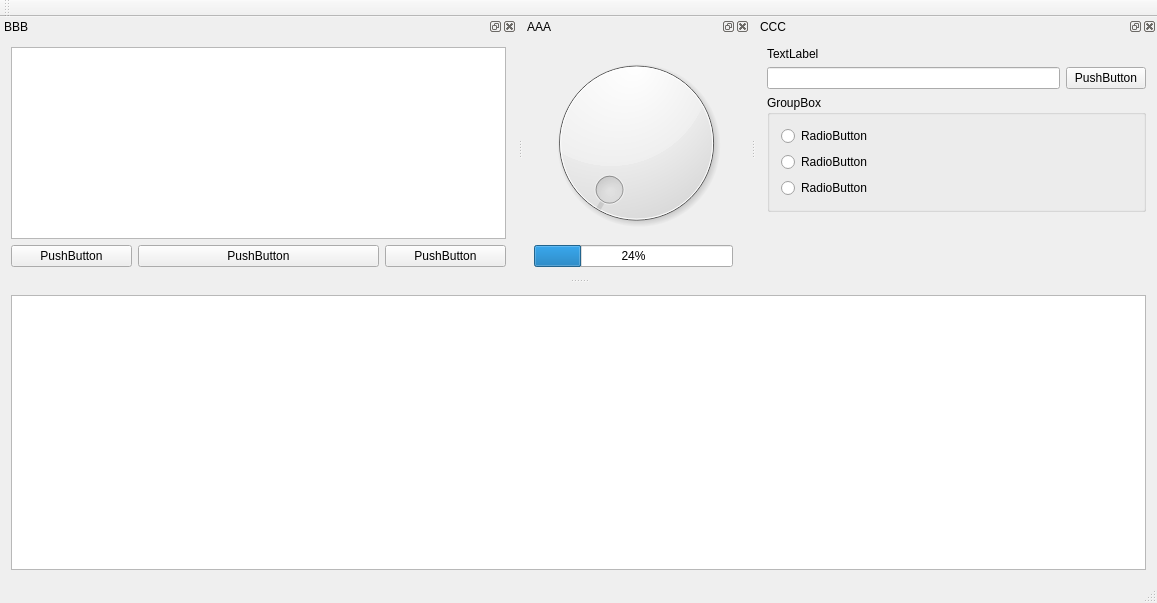
Before: the Qt Designer form src/GUI/mainwindow.ui in maciek-slon/DisCODe, drawn with Qt 5.
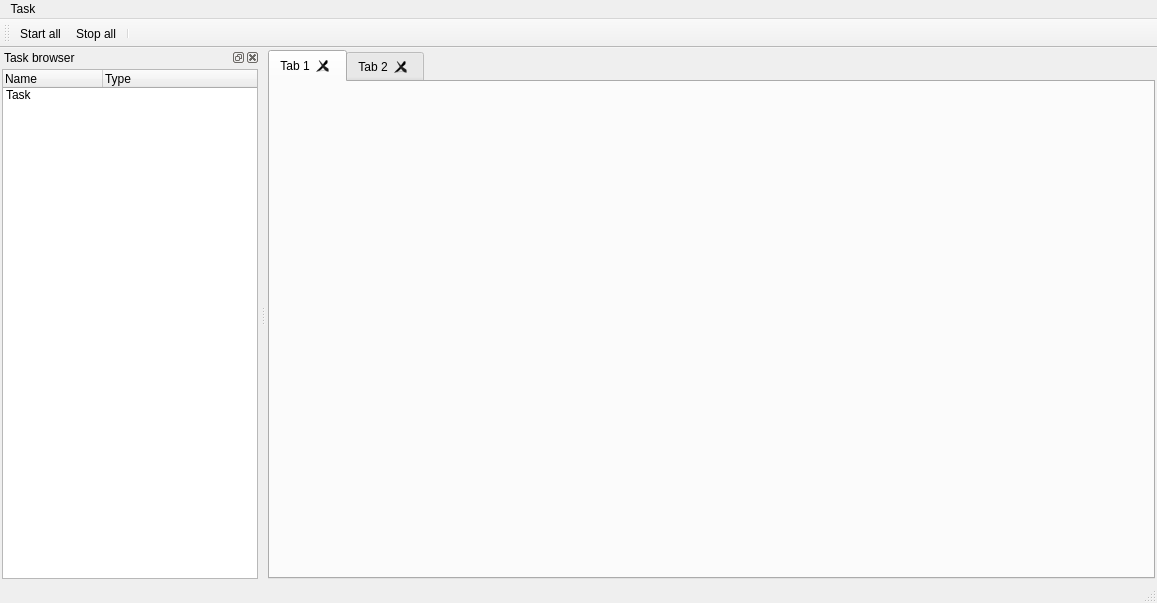
After: the same form once the commit is applied. Icons and pictures are not drawn.

Commit message: New GUI look'n'feel ;P

The edit to the form file:
```diff
--- a/src/GUI/mainwindow.ui
+++ b/src/GUI/mainwindow.ui
@@ -15,8 +15,37 @@
   </property>
   <widget class="QWidget" name="centralWidget">
    <layout class="QGridLayout" name="gridLayout">
+    <property name="margin">
+     <number>2</number>
+    </property>
+    <property name="spacing">
+     <number>2</number>
+    </property>
     <item row="0" column="0">
-     <widget class="QPlainTextEdit" name="plainTextEdit"/>
+     <widget class="QTabWidget" name="tabWidget">
+      <property name="tabPosition">
+       <enum>QTabWidget::North</enum>
+      </property>
+      <property name="documentMode">
+       <bool>false</bool>
+      </property>
+      <property name="tabsClosable">
+       <bool>true</bool>
+      </property>
+      <property name="movable">
+       <bool>true</bool>
+      </property>
+      <widget class="QWidget" name="tab">
+       <attribute name="title">
+        <string>Tab 1</string>
+       </attribute>
+      </widget>
+      <widget class="QWidget" name="tab_2">
+       <attribute name="title">
+        <string>Tab 2</string>
+       </attribute>
+      </widget>
+     </widget>
     </item>
    </layout>
   </widget>
@@ -29,161 +58,158 @@
      <height>27</height>
     </rect>
    </property>
+   <widget class="QMenu" name="menuTask">
+    <property name="title">
+     <string>Task</string>
+    </property>
+    <addaction name="actionLoad"/>
+    <addaction name="actionUnload"/>
+   </widget>
+   <addaction name="menuTask"/>
   </widget>
   <widget class="QToolBar" name="mainToolBar">
+   <property name="iconSize">
+    <size>
+     <width>24</width>
+     <height>24</height>
+    </size>
+   </property>
    <attribute name="toolBarArea">
     <enum>TopToolBarArea</enum>
    </attribute>
    <attribute name="toolBarBreak">
     <bool>false</bool>
    </attribute>
+   <addaction name="actionStart_all"/>
+   <addaction name="actionStop_all"/>
+   <addaction name="separator"/>
   </widget>
   <widget class="QStatusBar" name="statusBar"/>
-  <widget class="QDockWidget" name="dockWidget_2">
-   <property name="autoFillBackground">
-    <bool>false</bool>
-   </property>
-   <property name="allowedAreas">
-    <set>Qt::TopDockWidgetArea</set>
-   </property>
+  <widget class="QDockWidget" name="dockWidget">
    <property name="windowTitle">
-    <string>BBB</string>
+    <string>Task browser</string>
    </property>
    <attribute name="dockWidgetArea">
-    <number>4</number>
+    <number>1</number>
    </attribute>
-   <widget class="QWidget" name="dockWidgetContents_2">
-    <layout class="QGridLayout" name="gridLayout_2">
-     <item row="1" column="0">
-      <widget class="QPushButton" name="pushButton_2">
-       <property name="text">
-        <string>PushButton</string>
+   <widget class="QWidget" name="dockWidgetContents">
+    <layout class="QVBoxLayout" name="verticalLayout_2">
+     <property name="spacing">
+      <number>2</number>
+     </property>
+     <property name="margin">
+      <number>2</number>
+     </property>
+     <item>
+      <widget class="QTreeWidget" name="treeWidget">
+       <property name="alternatingRowColors">
+        <bool>false</bool>
        </property>
-      </widget>
-     </item>
-     <item row="0" column="0" colspan="4">
-      <widget class="QListWidget" name="listWidget"/>
-     </item>
-     <item row="1" column="1" colspan="2">
-      <widget class="QPushButton" name="pushButton_3">
-       <property name="text">
-        <string>PushButton</string>
+       <property name="rootIsDecorated">
+        <bool>false</bool>
        </property>
-      </widget>
-     </item>
-     <item row="1" column="3">
-      <widget class="QPushButton" name="pushButton_4">
-       <property name="text">
-        <string>PushButton</string>
+       <property name="itemsExpandable">
+        <bool>true</bool>
        </property>
-      </widget>
-     </item>
-    </layout>
-   </widget>
-  </widget>
-  <widget class="QDockWidget" name="dockWidget_3">
-   <property name="features">
-    <set>QDockWidget::AllDockWidgetFeatures</set>
-   </property>
-   <property name="allowedAreas">
-    <set>Qt::TopDockWidgetArea</set>
-   </property>
-   <property name="windowTitle">
-    <string>AAA</string>
-   </property>
-   <attribute name="dockWidgetArea">
-    <number>4</number>
-   </attribute>
-   <widget class="QWidget" name="dockWidgetContents_3">
-    <layout class="QGridLayout" name="gridLayout_4">
-     <item row="0" column="0" colspan="2">
-      <widget class="QDial" name="dial"/>
-     </item>
-     <item row="1" column="0">
-      <widget class="QProgressBar" name="progressBar">
-       <property name="value">
-        <number>24</number>
-       </property>
-      </widget>
-     </item>
-    </layout>
-   </widget>
-  </widget>
-  <widget class="QDockWidget" name="dockWidget_4">
-   <property name="allowedAreas">
-    <set>Qt::TopDockWidgetArea</set>
-   </property>
-   <property name="windowTitle">
-    <string>CCC</string>
-   </property>
-   <attribute name="dockWidgetArea">
-    <number>4</number>
-   </attribute>
-   <widget class="QWidget" name="dockWidgetContents_4">
-    <layout class="QGridLayout" name="gridLayout_3">
-     <item row="0" column="0" colspan="2">
-      <widget class="QLabel" name="label">
-       <property name="text">
-        <string>TextLabel</string>
-       </property>
-      </widget>
-     </item>
-     <item row="3" column="0" colspan="2">
-      <spacer name="verticalSpacer">
-       <property name="orientation">
-        <enum>Qt::Vertical</enum>
-       </property>
-       <property name="sizeHint" stdset="0">
-        <size>
-         <width>20</width>
-         <height>40</height>
-        </size>
-       </property>
-      </spacer>
-     </item>
-     <item row="1" column="1">
-      <widget class="QPushButton" name="pushButton">
-       <property name="text">
-        <string>PushButton</string>
-       </property>
-      </widget>
-     </item>
-     <item row="1" column="0">
-      <widget class="QLineEdit" name="lineEdit"/>
-     </item>
-     <item row="2" column="0" colspan="2">
-      <widget class="QGroupBox" name="groupBox">
-       <property name="title">
-        <string>GroupBox</string>
-       </property>
-       <layout class="QVBoxLayout" name="verticalLayout">
+       <column>
+        <property name="text">
+         <string>Name</string>
+        </property>
+       </column>
+       <column>
+        <property name="text">
+         <string>Type</string>
+        </property>
+       </column>
+       <item>
+        <property name="text">
+         <string>Task</string>
+        </property>
+        <property name="text">
+         <string/>
+        </property>
         <item>
-         <widget class="QRadioButton" name="radioButton">
+         <property name="text">
+          <string>Subtask</string>
+         </property>
+         <property name="text">
+          <string/>
+         </property>
+         <item>
           <property name="text">
-           <string>RadioButton</string>
+           <string>Exec1</string>
           </property>
-         </widget>
-        </item>
-        <item>
-         <widget class="QRadioButton" name="radioButton_2">
           <property name="text">
-           <string>RadioButton</string>
+           <string>Continuous</string>
           </property>
-         </widget>
-        </item>
-        <item>
-         <widget class="QRadioButton" name="radioButton_3">
+          <item>
+           <property name="text">
+            <string>Kbd1</string>
+           </property>
+           <property name="text">
+            <string>Keyboard</string>
+           </property>
+          </item>
+         </item>
+         <item>
           <property name="text">
-           <string>RadioButton</string>
+           <string>Exec2</string>
           </property>
-         </widget>
+          <property name="text">
+           <string>Periodic</string>
+          </property>
+          <item>
+           <property name="text">
+            <string>Wnd1</string>
+           </property>
+           <property name="text">
+            <string>CvWindow</string>
+           </property>
+          </item>
+         </item>
         </item>
-       </layout>
+        <item>
+         <property name="text">
+          <string>Subtask</string>
+         </property>
+         <property name="text">
+          <string/>
+         </property>
+        </item>
+       </item>
       </widget>
      </item>
     </layout>
    </widget>
   </widget>
+  <action name="actionStart_all">
+   <property name="icon">
+    <iconset resource="gui.qrc">
+     <normaloff>:/icons/play</normaloff>:/icons/play</iconset>
+   </property>
+   <property name="text">
+    <string>Start all</string>
+   </property>
+  </action>
+  <action name="actionStop_all">
+   <property name="icon">
+    <iconset resource="gui.qrc">
+     <normaloff>:/icons/stop</normaloff>:/icons/stop</iconset>
+   </property>
+   <property name="text">
+    <string>Stop all</string>
+   </property>
+  </action>
+  <action name="actionLoad">
+   <property name="text">
+    <string>Load</string>
+   </property>
+  </action>
+  <action name="actionUnload">
+   <property name="text">
+    <string>Unload</string>
+   </property>
+  </action>
  </widget>
  <layoutdefault spacing="6" margin="11"/>
  <resources/>
```
Left out of the diff: 55 changed lines with no effect on the pictures. The commit also changes 6 other files.
